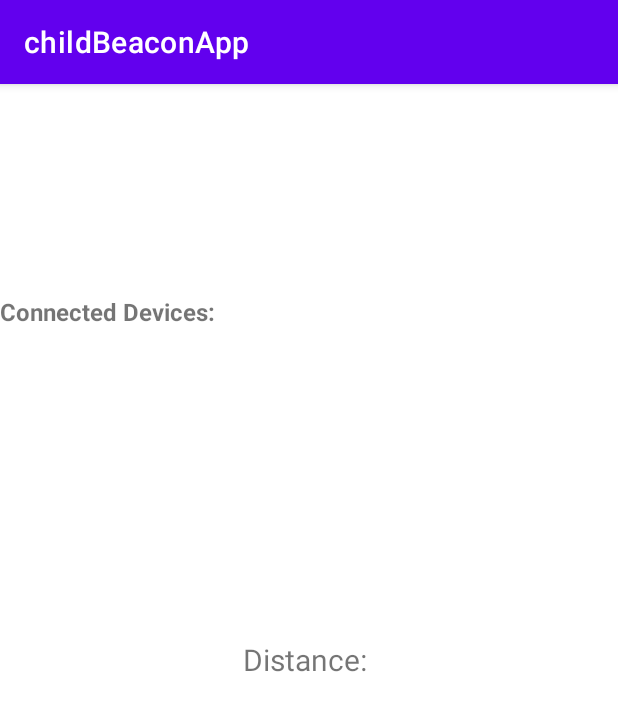
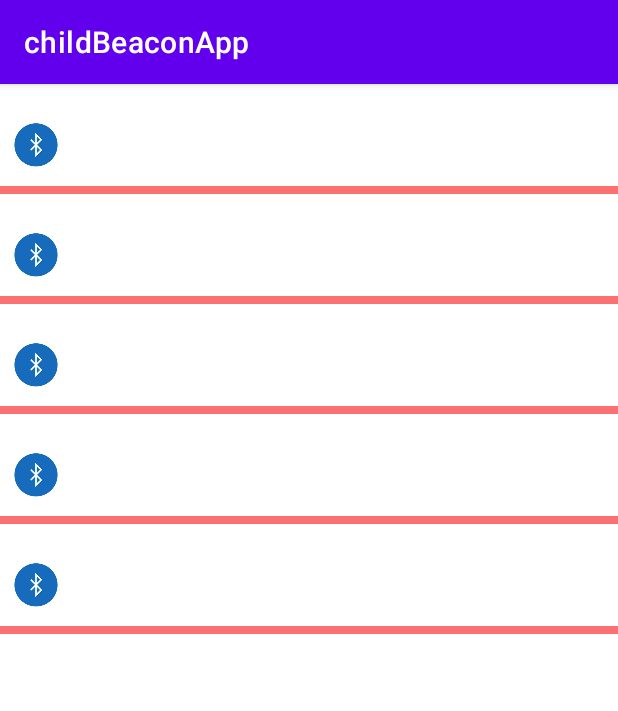
Before and after one commit to kelvinmayeye/child_beacon_BLE, an Android app: the screen it shows after launch (MainActivity), on a phone screen of 412 x 824 dp. Shown: the top 711 px of the screen. Run offline under Robolectric (Android 15) with nearby library versions, the phone set to English and light mode, and no system bars.

Commit message:
working on recycler view with dummy data

```diff
--- a/app/build.gradle
+++ b/app/build.gradle
@@ -33,6 +33,8 @@ dependencies {
     implementation 'androidx.appcompat:appcompat:1.6.1'
     implementation 'com.google.android.material:material:1.8.0'
     implementation 'androidx.constraintlayout:constraintlayout:2.1.4'
+    implementation "androidx.recyclerview:recyclerview:1.1.0"
+    implementation "androidx.recyclerview:recyclerview-selection:1.1.0-rc03"
     testImplementation 'junit:junit:4.13.2'
     androidTestImplementation 'androidx.test.ext:junit:1.1.5'
     androidTestImplementation 'androidx.test.espresso:espresso-core:3.5.1'
--- /dev/null
+++ b/app/src/main/java/com/example/childbeaconapp/Item.java
@@ -0,0 +1,37 @@
+package com.example.childbeaconapp;
+
+public class Item {
+    String name;
+    String email;
+    int image;
+
+    public Item(String name, String email, int image) {
+        this.name = name;
+        this.email = email;
+        this.image = image;
+    }
+
+    public String getName() {
+        return name;
+    }
+
+    public void setName(String name) {
+        this.name = name;
+    }
+
+    public String getEmail() {
+        return email;
+    }
+
+    public void setEmail(String email) {
+        this.email = email;
+    }
+
+    public int getImage() {
+        return image;
+    }
+
+    public void setImage(int image) {
+        this.image = image;
+    }
+}
--- a/app/src/main/java/com/example/childbeaconapp/MainActivity.java
+++ b/app/src/main/java/com/example/childbeaconapp/MainActivity.java
@@ -4,6 +4,8 @@ import androidx.annotation.RequiresApi;
 import androidx.appcompat.app.AppCompatActivity;
 import androidx.core.app.ActivityCompat;
 import androidx.core.content.ContextCompat;
+import androidx.recyclerview.widget.LinearLayoutManager;
+import androidx.recyclerview.widget.RecyclerView;
 
 import android.Manifest;
 import android.bluetooth.BluetoothAdapter;
@@ -17,126 +19,30 @@ import android.os.Bundle;
 import android.os.Handler;
 import android.util.Log;
 import android.widget.TextView;
+
+import java.util.ArrayList;
 import java.util.List;
 
 public class MainActivity extends AppCompatActivity {
-    private BluetoothAdapter mBluetoothAdapter;
-    private String mDeviceAddress;
-    private TextView mDistanceTextView;
-    private TextView mConnectedDevicesTextView;
-
-    private static final double A_VALUE = 50.0;
-    private static final double N_VALUE = 2.0;
-
-    private static final int MY_PERMISSIONS_REQUEST_BLUETOOTH_CONNECT = 0;
 
     @Override
     protected void onCreate(Bundle savedInstanceState) {
         super.onCreate(savedInstanceState);
         setContentView(R.layout.activity_main);
 
-        // Initialize Bluetooth adapter.
-        final BluetoothManager bluetoothManager = (BluetoothManager) getSystemService(Context.BLUETOOTH_SERVICE);
-        mBluetoothAdapter = bluetoothManager.getAdapter();
+        RecyclerView recyclerView = findViewById(R.id.recyclerview);
+        List<Item> items =new ArrayList<Item>();
+        items.add(new Item("kelvin Mayeye","kelvinmayeye@gmail.com",R.drawable.b));
+        items.add(new Item("Remie Ongala","remiee2002@gmail.com",R.drawable.b));
+        items.add(new Item("Juma Ally","jumaally123@gmail.com",R.drawable.b));
+        items.add(new Item("Samson kalinga","sungura12daat.com",R.drawable.b));
+        items.add(new Item("odama ogiri","ongirioddy120@gmail.com",R.drawable.b));
 
-        TextView mConnectedDevicesTextView = findViewById(R.id.connected_devices_text_view);
+        recyclerView.setLayoutManager(new LinearLayoutManager(this));
+        recyclerView.setAdapter(new MyAdapter(getApplicationContext(),items));
 
 
-        // Get the device address of the paired Bluetooth device.
-        mDeviceAddress = "83:bb:59:55:fe:8d"; // Replace with your device address.
-
-        mDistanceTextView = findViewById(R.id.distance_text_view);
     }
 
-    @RequiresApi(api = Build.VERSION_CODES.S)
-    @Override
-    protected void onResume() {
-        super.onResume();
 
-        // Check if Bluetooth is enabled and the device is paired.
-        if (mBluetoothAdapter == null || !mBluetoothAdapter.isEnabled()) {
-            Log.e("MainActivity", "Bluetooth is not enabled.");
-            return;
-        }
-
-        // Get a list of all currently connected Bluetooth devices
-        BluetoothManager bluetoothManager = (BluetoothManager) getSystemService(Context.BLUETOOTH_SERVICE);
-        if (ActivityCompat.checkSelfPermission(this, Manifest.permission.BLUETOOTH_CONNECT) != PackageManager.PERMISSION_GRANTED) {
-            // TODO: Consider calling
-            //    ActivityCompat#requestPermissions
-            // here to request the missing permissions, and then overriding
-            //   public void onRequestPermissionsResult(int requestCode, String[] permissions,
-            //                                          int[] grantResults)
-            // to handle the case where the user grants the permission. See the documentation
-            // for ActivityCompat#requestPermissions for more details.
-            return;
-        }
-        List<BluetoothDevice> connectedDevices = bluetoothManager.getConnectedDevices(BluetoothProfile.GATT);
-
-// Display the list of connected devices in the TextView
-        if (connectedDevices.size() > 0) {
-            StringBuilder sb = new StringBuilder();
-            for (BluetoothDevice device : connectedDevices) {
-                sb.append("\n").append(device.getName()).append(" - ").append(device.getAddress());
-            }
-            mConnectedDevicesTextView.setText("Connected Devices:" + sb.toString());
-        } else {
-            mConnectedDevicesTextView.setText("No connected devices");
-        }
-
-        BluetoothDevice device = mBluetoothAdapter.getRemoteDevice(mDeviceAddress);
-
-        // Check if the device is paired.
-        if (ActivityCompat.checkSelfPermission(this, android.Manifest.permission.BLUETOOTH_CONNECT) != PackageManager.PERMISSION_GRANTED) {
-            // Permission is not granted. Request the permission.
-            int MY_PERMISSIONS_REQUEST_BLUETOOTH_CONNECT = 0;
-            ActivityCompat.requestPermissions(this, new String[] {Manifest.permission.BLUETOOTH_CONNECT}, MY_PERMISSIONS_REQUEST_BLUETOOTH_CONNECT);
-            return;
-        }
-
-        try {
-            if (device.getBondState() != BluetoothDevice.BOND_BONDED) {
-                Log.e("MainActivity", "Device is not paired.");
-                return;
-            }
-
-            // Start a thread to continuously read the RSSI value of the device.
-            final Handler handler = new Handler();
-            handler.post(new Runnable() {
-                @RequiresApi(api = Build.VERSION_CODES.S)
-                @Override
-                public void run() {
-                    if (ContextCompat.checkSelfPermission(MainActivity.this, Manifest.permission.BLUETOOTH_CONNECT) != PackageManager.PERMISSION_GRANTED) {
-                        // Permission is not granted.
-                        return;
-                    }
-
-                    // Permission is granted. Read the RSSI value.
-                    device.fetchUuidsWithSdp();
-                    int rssi = mBluetoothAdapter.getRemoteDevice(mDeviceAddress).getBondState();
-                    double distance = calculateDistance(rssi);
-                    mDistanceTextView.setText(String.format("Distance: %.2f meters", distance));
-                    handler.postDelayed(this, 1000); // Read RSSI value every 1 second.
-                }
-            });
-        } catch (SecurityException e) {
-            // Permission is not granted.
-            Log.e("MainActivity", "Bluetooth permission not granted.", e);
-        }
-    }
-
-    private double calculateDistance(int rssi) {
-        double distance;
-        if (rssi == 0) {
-            distance = -1.0;
-        } else {
-            double ratio = rssi * 1.0 / A_VALUE;
-            if (ratio < 1.0) {
-                distance = Math.pow(ratio, N_VALUE);
-            } else {
-                distance = (0.89976) * Math.pow(ratio, N_VALUE) + 0.111;
-            }
-        }
-        return distance;
-    }
 }
--- /dev/null
+++ b/app/src/main/java/com/example/childbeaconapp/MyAdapter.java
@@ -0,0 +1,39 @@
+package com.example.childbeaconapp;
+
+import android.content.Context;
+import android.view.LayoutInflater;
+import android.view.ViewGroup;
+
+import androidx.annotation.NonNull;
+import androidx.recyclerview.widget.RecyclerView;
+
+import java.util.List;
+
+public class MyAdapter extends RecyclerView.Adapter<MyViewHolder> {
+
+    Context context;
+    List<Item> items;
+
+    public MyAdapter(Context context, List<Item> items) {
+        this.context = context;
+        this.items = items;
+    }
+
+    @NonNull
+    @Override
+    public MyViewHolder onCreateViewHolder(@NonNull ViewGroup parent, int viewType) {
+        return new MyViewHolder(LayoutInflater.from(context).inflate(R.layout.item_view,parent,false));
+    }
+
+    @Override
+    public void onBindViewHolder(@NonNull MyViewHolder holder, int position) {
+        holder.nameView.setText(items.get(position).getName());
+        holder.emailView.setText(items.get(position).getEmail());
+        holder.imageView.setImageResource(items.get(position).getImage());
+    }
+
+    @Override
+    public int getItemCount() {
+        return items.size();
+    }
+}
--- /dev/null
+++ b/app/src/main/java/com/example/childbeaconapp/MyViewHolder.java
@@ -0,0 +1,20 @@
+package com.example.childbeaconapp;
+
+import android.view.View;
+import android.widget.ImageView;
+import android.widget.TextView;
+
+import androidx.annotation.NonNull;
+import androidx.recyclerview.widget.RecyclerView;
+
+public class MyViewHolder extends RecyclerView.ViewHolder {
+
+    ImageView imageView;
+    TextView nameView,emailView;
+    public MyViewHolder(@NonNull View itemView) {
+        super(itemView);
+        imageView = itemView.findViewById(R.id.imageview);
+        nameView = itemView.findViewById(R.id.name);
+        emailView = itemView.findViewById(R.id.email);
+    }
+}
--- a/app/src/main/res/layout/activity_main.xml
+++ b/app/src/main/res/layout/activity_main.xml
@@ -3,23 +3,10 @@
     android:layout_width="match_parent"
     android:layout_height="match_parent">
 
-    <TextView
-        android:id="@+id/distance_text_view"
-        android:layout_width="wrap_content"
-        android:layout_height="wrap_content"
-        android:text="Distance: "
-        android:textSize="20sp"
-        android:layout_centerInParent="true" />
-
-    <TextView
-        android:id="@+id/connected_devices_text_view"
+    <androidx.recyclerview.widget.RecyclerView
         android:layout_width="match_parent"
         android:layout_height="wrap_content"
-        android:layout_above="@+id/distance_text_view"
-        android:layout_marginBottom="207dp"
-        android:text="Connected Devices:"
-        android:textSize="16sp"
-        android:textStyle="bold" />
+        android:id="@+id/recyclerview" />
 
 
 </RelativeLayout>
--- /dev/null
+++ b/app/src/main/res/layout/item_view.xml
@@ -0,0 +1,39 @@
+<?xml version="1.0" encoding="utf-8"?>
+<RelativeLayout xmlns:android="http://schemas.android.com/apk/res/android"
+    android:layout_width="match_parent"
+    android:layout_height="wrap_content"
+    android:layout_marginTop="10dp">
+
+    <ImageView
+        android:layout_width="48dp"
+        android:layout_height="48dp"
+        android:id="@+id/imageview"
+        android:layout_marginRight="10dp"
+        android:layout_centerVertical="true"/>
+
+    <TextView
+        android:layout_width="match_parent"
+        android:layout_height="wrap_content"
+        android:id="@+id/name"
+        android:layout_toEndOf="@id/imageview"
+        android:textColor="@color/white"
+        android:textSize="20dp"
+        android:text="Name"/>
+
+    <TextView
+        android:layout_width="match_parent"
+        android:layout_height="wrap_content"
+        android:id="@+id/email"
+        android:layout_toEndOf="@id/imageview"
+        android:layout_below="@id/name"
+        android:textColor="@color/white"
+        android:text="email@gmail.com"/>
+
+    <LinearLayout
+        android:layout_width="match_parent"
+        android:layout_height="5dp"
+        android:background="#FB7070"
+        android:layout_marginTop="10dp"
+        android:layout_below="@id/imageview"/>
+
+</RelativeLayout>
```
Also changed, not shown: app/src/main/res/drawable-v24/b.PNG (added).
